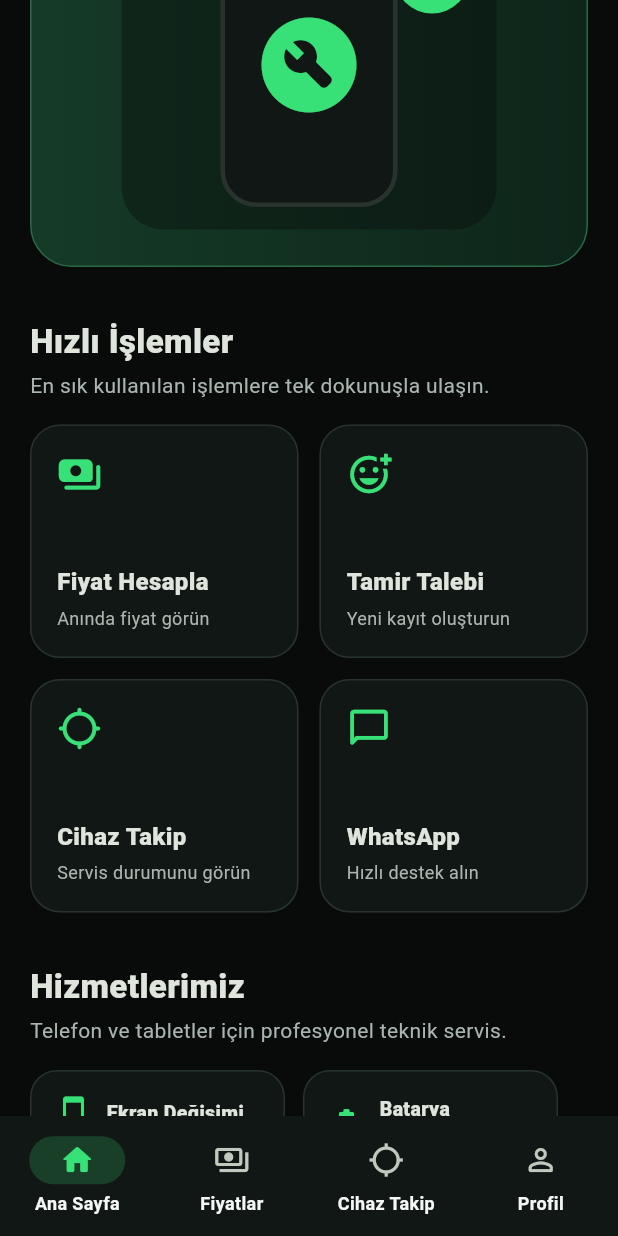
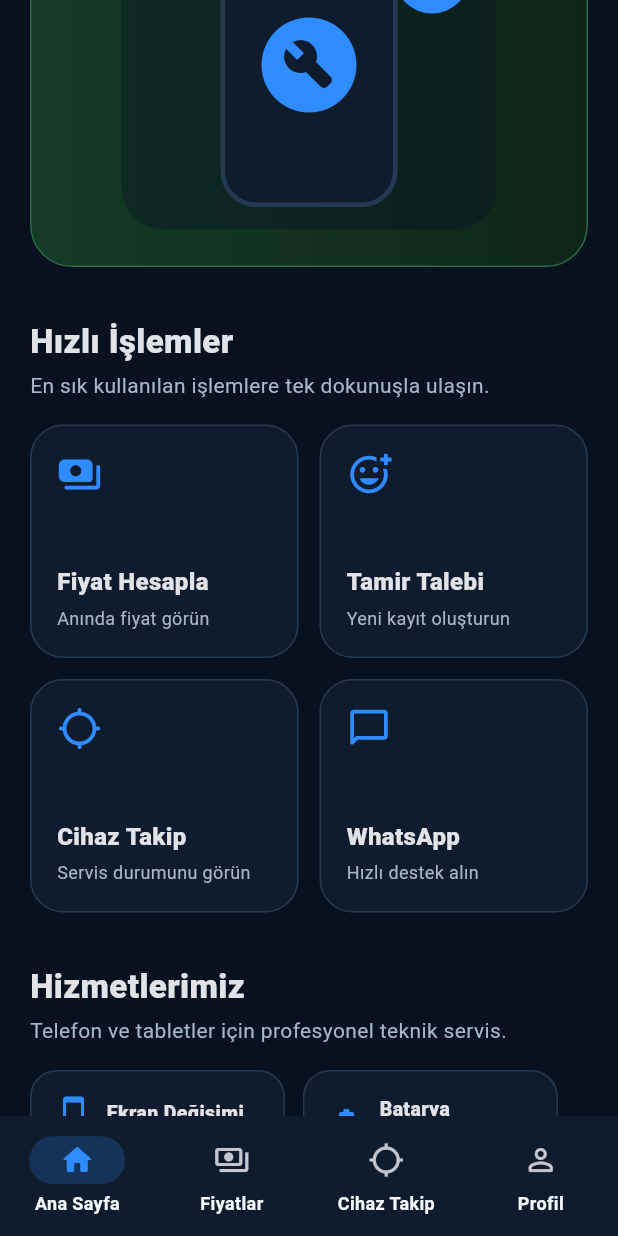
Before and after one commit to mehmethunterr-design/rebotfox, a Flutter app: the screen it shows after launch, scrolled down 576 dp, on a phone screen of 412 x 824 dp. Run offline on Flutter 3.47's test engine with Material 3 defaults, Android fonts, the phone set to English and light mode, and no system bars; our stand-ins replace cloud_firestore, firebase_auth, firebase_core, firebase_storage, image_picker, pdf and 1 more; accounts and stored records are empty; Roboto replaces fonts that are missing (Arial).

Commit message:
feat: apply BlueTech visual system

```diff
--- a/lib/core/app_theme.dart
+++ b/lib/core/app_theme.dart
@@ -1,17 +1,20 @@
 import 'package:flutter/material.dart';
 
 abstract final class AppColors {
-  static const background = Color(0xFF080B0A);
-  static const surface = Color(0xFF111714);
-  static const surfaceSoft = Color(0xFF18201C);
-  static const primary = Color(0xFF38E078);
-  static const primaryDark = Color(0xFF1AAE57);
-  static const text = Color(0xFFF4F7F5);
-  static const textMuted = Color(0xFFA9B5AE);
-  static const border = Color(0xFF27332C);
-  static const warning = Color(0xFFF5A524);
-  static const danger = Color(0xFFF04444);
-  static const info = Color(0xFF4CA6FF);
+  static const background = Color(0xFF07111F);
+  static const backgroundSoft = Color(0xFF0A1728);
+  static const surface = Color(0xFF0E1C2E);
+  static const surfaceSoft = Color(0xFF14263B);
+  static const primary = Color(0xFF2F8CFF);
+  static const primaryDark = Color(0xFF1264C7);
+  static const secondary = Color(0xFF26D7C7);
+  static const text = Color(0xFFF5F9FF);
+  static const textMuted = Color(0xFFA7B7CA);
+  static const border = Color(0xFF243A52);
+  static const warning = Color(0xFFFFB547);
+  static const danger = Color(0xFFFF5C68);
+  static const info = Color(0xFF67B7FF);
+  static const success = Color(0xFF32D583);
 }
 
 abstract final class AppTheme {
@@ -21,6 +24,10 @@ abstract final class AppTheme {
       brightness: Brightness.dark,
       surface: AppColors.surface,
       error: AppColors.danger,
+    ).copyWith(
+      primary: AppColors.primary,
+      secondary: AppColors.secondary,
+      surface: AppColors.surface,
     );
 
     return ThemeData(
@@ -40,7 +47,7 @@ abstract final class AppTheme {
         elevation: 0,
         margin: EdgeInsets.zero,
         shape: RoundedRectangleBorder(
-          borderRadius: BorderRadius.circular(20),
+          borderRadius: BorderRadius.circular(22),
           side: const BorderSide(color: AppColors.border),
         ),
       ),
@@ -49,6 +56,7 @@ abstract final class AppTheme {
         fillColor: AppColors.surface,
         labelStyle: const TextStyle(color: AppColors.textMuted),
         hintStyle: const TextStyle(color: AppColors.textMuted),
+        prefixIconColor: AppColors.textMuted,
         border: OutlineInputBorder(
           borderRadius: BorderRadius.circular(16),
           borderSide: const BorderSide(color: AppColors.border),
@@ -59,7 +67,7 @@ abstract final class AppTheme {
         ),
         focusedBorder: OutlineInputBorder(
           borderRadius: BorderRadius.circular(16),
-          borderSide: const BorderSide(color: AppColors.primary, width: 1.5),
+          borderSide: const BorderSide(color: AppColors.primary, width: 1.6),
         ),
         errorBorder: OutlineInputBorder(
           borderRadius: BorderRadius.circular(16),
@@ -71,7 +79,7 @@ abstract final class AppTheme {
         style: FilledButton.styleFrom(
           minimumSize: const Size(48, 52),
           backgroundColor: AppColors.primary,
-          foregroundColor: AppColors.background,
+          foregroundColor: Colors.white,
           shape: RoundedRectangleBorder(borderRadius: BorderRadius.circular(16)),
           textStyle: const TextStyle(fontSize: 15, fontWeight: FontWeight.w800),
         ),
@@ -79,7 +87,7 @@ abstract final class AppTheme {
       outlinedButtonTheme: OutlinedButtonThemeData(
         style: OutlinedButton.styleFrom(
           minimumSize: const Size(48, 52),
-          foregroundColor: AppColors.primary,
+          foregroundColor: AppColors.info,
           side: const BorderSide(color: AppColors.primary),
           shape: RoundedRectangleBorder(borderRadius: BorderRadius.circular(16)),
           textStyle: const TextStyle(fontSize: 15, fontWeight: FontWeight.w800),
@@ -87,7 +95,7 @@ abstract final class AppTheme {
       ),
       navigationBarTheme: const NavigationBarThemeData(
         backgroundColor: AppColors.surface,
-        indicatorColor: Color(0x3338E078),
+        indicatorColor: Color(0x332F8CFF),
         labelTextStyle: WidgetStatePropertyAll(
           TextStyle(color: AppColors.text, fontWeight: FontWeight.w700, fontSize: 12),
         ),
```
